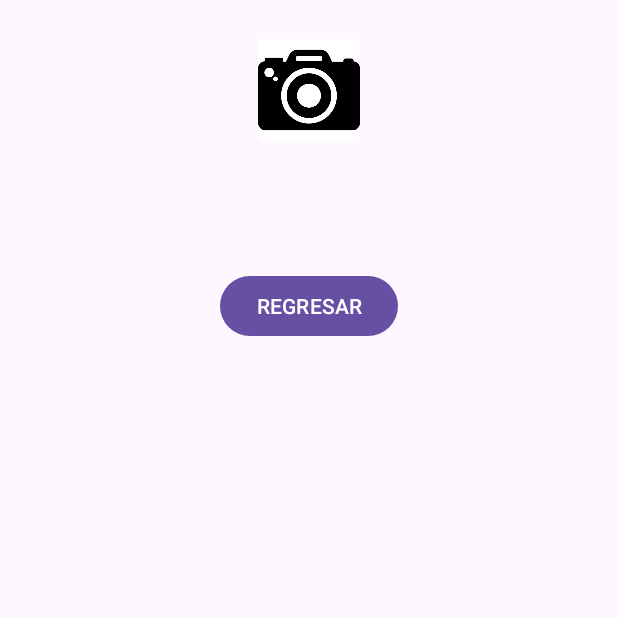
After one commit to Gupe024/munltimediaApp_Adri, an Android app: the foto screen opened directly, with no data from a screen before it, on a phone screen of 412 x 824 dp, the top half of it. The commit adds this screen. Run offline under Robolectric (Android 15) with nearby library versions, the phone set to English and light mode, and no system bars.

Commit message:
Cuarto commit

```diff
--- /dev/null
+++ b/app/src/main/java/com/example/multimediaapp/foto.java
@@ -0,0 +1,77 @@
+package com.example.multimediaapp;
+
+import android.content.Intent;
+import android.content.pm.PackageManager;
+import android.graphics.Bitmap;
+import android.os.Bundle;
+import android.provider.MediaStore;
+import android.widget.Button;
+import android.widget.ImageButton;
+import android.widget.ImageView;
+import android.widget.Toast;
+
+import androidx.activity.result.ActivityResultLauncher;
+import androidx.activity.result.contract.ActivityResultContracts;
+import androidx.annotation.Nullable;
+import androidx.appcompat.app.AppCompatActivity;
+import androidx.core.content.ContextCompat;
+
+public class foto extends AppCompatActivity {
+
+    private static final int TOMAR_FOTO = 1;
+
+    private ImageButton btnTomarFoto;
+    private ImageView imagenVista;
+    private Button regresarBtn;
+
+    private final ActivityResultLauncher<String> requestPermissionLauncher =
+            registerForActivityResult(new ActivityResultContracts.RequestPermission(), isGranted -> {
+                if (isGranted) {
+                    startCameraIntent();
+                } else {
+                    Toast.makeText(foto.this, "Permiso de cámara no concedido", Toast.LENGTH_SHORT).show();
+                }
+            });
+
+    @Override
+    protected void onCreate(Bundle savedInstanceState) {
+        super.onCreate(savedInstanceState);
+        setContentView(R.layout.activity_foto);
+
+        btnTomarFoto = findViewById(R.id.btnTomarFoto);
+        imagenVista = findViewById(R.id.imagenVista);
+        regresarBtn = findViewById(R.id.regresar_btn);
+
+        btnTomarFoto.setOnClickListener(v -> {
+            if (ContextCompat.checkSelfPermission(this, android.Manifest.permission.CAMERA) == PackageManager.PERMISSION_GRANTED) {
+                startCameraIntent();
+            } else {
+                requestPermissionLauncher.launch(android.Manifest.permission.CAMERA);
+            }
+        });
+
+        regresarBtn.setOnClickListener(v -> {
+            finish();
+        });
+    }
+
+    private void startCameraIntent() {
+        Intent intent = new Intent(MediaStore.ACTION_IMAGE_CAPTURE);
+        if (intent.resolveActivity(getPackageManager()) != null) {
+            startActivityForResult(intent, TOMAR_FOTO);
+        }
+    }
+
+    @Override
+    protected void onActivityResult(int requestCode, int resultCode, @Nullable Intent data) {
+        super.onActivityResult(requestCode, resultCode, data);
+        if (requestCode == TOMAR_FOTO && resultCode == RESULT_OK) {
+            if (data != null && data.getExtras() != null) {
+                Bitmap bitmap = (Bitmap) data.getExtras().get("data");
+                if (bitmap != null) {
+                    imagenVista.setImageBitmap(bitmap);
+                }
+            }
+        }
+    }
+}
--- a/app/src/main/java/com/example/multimediaapp/video2.java
+++ b/app/src/main/java/com/example/multimediaapp/video2.java
@@ -69,7 +69,7 @@ public class video2 extends AppCompatActivity implements SurfaceHolder.Callback
             @Override
             public void onClick(View v) {
                 try {
-                    if (!mediaPlayer.isPlaying()) {
+                    if (mediaPlayer.isPlaying()) {
                         mediaPlayer.pause();
                     }
                 } catch (Exception e) {
--- /dev/null
+++ b/app/src/main/res/layout/activity_foto.xml
@@ -0,0 +1,38 @@
+<?xml version="1.0" encoding="utf-8"?>
+<LinearLayout xmlns:android="http://schemas.android.com/apk/res/android"
+    xmlns:app="http://schemas.android.com/apk/res-auto"
+    xmlns:tools="http://schemas.android.com/tools"
+    android:id="@+id/main"
+    android:layout_width="match_parent"
+    android:layout_height="match_parent"
+    android:orientation="vertical"
+    android:padding="16dp"
+    tools:context=".foto">
+
+    <ImageButton
+        android:id="@+id/btnTomarFoto"
+        android:layout_width="68dp"
+        android:layout_height="68dp"
+        android:src="@drawable/camara"
+        android:contentDescription="@string/tomar_foto"
+        android:background="?attr/selectableItemBackgroundBorderless"
+        android:scaleType="centerInside"
+        android:layout_margin="10dp"
+        android:layout_gravity="center"/>
+
+    <ImageView
+        android:id="@+id/imagenVista"
+        android:layout_width="match_parent"
+        android:layout_height="wrap_content"
+        android:contentDescription="@string/descripcion_imagen"
+        android:layout_marginBottom="16dp"/>
+
+    <Button
+        android:id="@+id/regresar_btn"
+        android:layout_width="wrap_content"
+        android:layout_height="wrap_content"
+        android:layout_marginTop="60dp"
+        android:layout_gravity="center"
+        android:text="@string/regresar" />
+
+</LinearLayout>
--- a/app/src/main/res/values/strings.xml
+++ b/app/src/main/res/values/strings.xml
@@ -1,7 +1,7 @@
 <resources>
     <string name="app_name">MultimediaApp</string>
     <string name="Boton_audio">AUDIO</string>
-    <string name="Boton_video">VIDEO (Uri)</string>
+    <string name="Boton_video">VIDEO</string>
     <string name="Boton_video2">VIDEO (SurFaceView)</string>
     <string name="Boton_video3">VIDEO (VideoView)</string>
     <string name="Fotos">FOTOS</string>
@@ -11,4 +11,6 @@
     <string name="regresar">REGRESAR</string>
     <string name="adelantar">ADELANTAR</string>
     <string name="retroceder">RETRODECER</string>
+    <string name="descripcion_imagen"></string>
+    <string name="tomar_foto">Tomar foto</string>
 </resources>
```
Also changed, not shown: app/src/main/AndroidManifest.xml (+14 -0 lines), app/src/main/java/com/example/multimediaapp/MainActivity.java (+20 -0 lines), app/src/main/java/com/example/multimediaapp/video3.java (added, +122 -0 lines), app/src/main/res/layout/activity_video3.xml (added, +83 -0 lines), app/src/main/res/drawable/camara.jpg (added), 1 other file.
